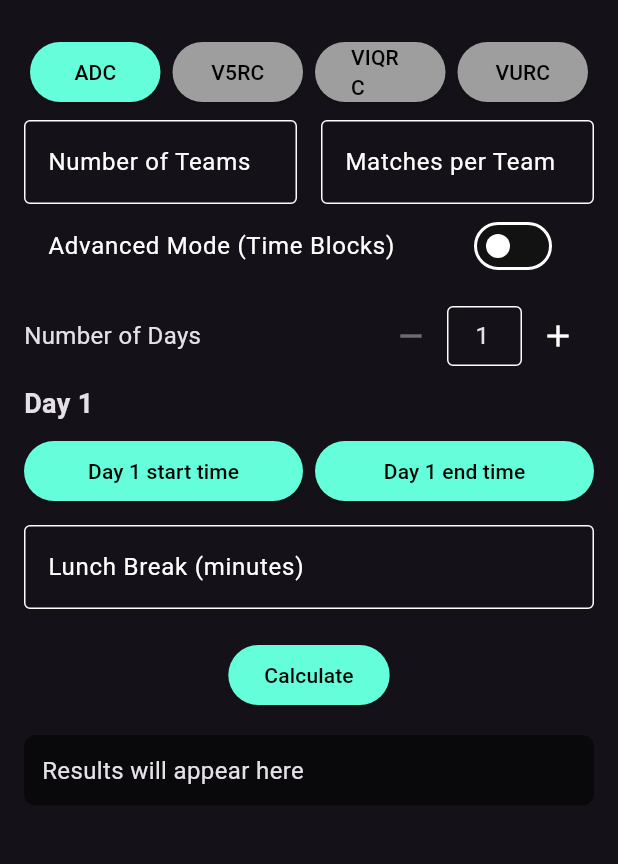
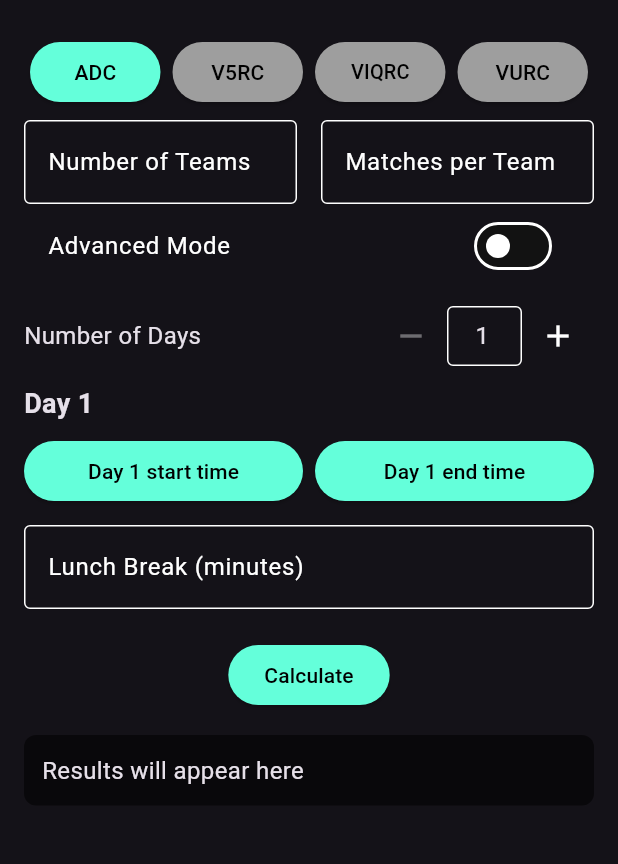
Before and after one commit to Skylerclagg/cycle-time-calculator, a Flutter app: the screen it shows after launch, on a phone screen of 412 x 824 dp, the part 84-948 px from its top. Run offline on Flutter 3.47's test engine with Material 3 defaults, Android fonts, the light colour scheme and no system bars.

Commit message:
Updated and Functional

```diff
--- a/lib/main.dart
+++ b/lib/main.dart
@@ -208,14 +208,13 @@
     int totalSeconds = availableMinutes * 60;
     double cycleTimeSec = totalSeconds / matches;
     double timeBetweenSec = cycleTimeSec - matchTimeSec;
-    String hoursText = (availableMinutes / 60).toStringAsFixed(2);
 
     String formatTime(double seconds) {
       int min = seconds ~/ 60;
       int sec = (seconds % 60).round();
       return '${min}m ${sec}s';
     }
-//- Available time: ${availableMinutes} m (${hoursText} h)
+
     return '''
 $label:
 - Matches: $matches
@@ -274,6 +273,54 @@
     );
   }
 
+  Widget _buildDaySection(
+      BuildContext context,
+      String day,
+      TimeOfDay? start,
+      TimeOfDay? end,
+      ValueChanged<TimeOfDay> onStartPicked,
+      ValueChanged<TimeOfDay> onEndPicked,
+      TextEditingController lunchCtrl) {
+    return Column(
+      crossAxisAlignment: CrossAxisAlignment.start,
+      children: [
+        Text(day, style: TextStyle(fontWeight: FontWeight.bold, fontSize: 18)),
+        SizedBox(height: 8),
+        Row(
+          children: [
+            Expanded(
+              child: ElevatedButton(
+                onPressed: () => _pickTime(
+                    context, '$day Start', onStartPicked, start ?? TimeOfDay(hour: 9, minute: 0)),
+                child: Text(start?.format(context) ?? '$day start time'),
+              ),
+            ),
+            SizedBox(width: 8),
+            Expanded(
+              child: ElevatedButton(
+                onPressed: () => _pickTime(
+                    context, '$day End', onEndPicked, end ?? TimeOfDay(hour: 12, minute: 0)),
+                child: Text(end?.format(context) ?? '$day end time'),
+              ),
+            ),
+          ],
+        ),
+        SizedBox(height: 8),
+        Padding(
+          padding: const EdgeInsets.symmetric(vertical: 4),
+          child: TextField(
+            controller: lunchCtrl,
+            decoration: InputDecoration(
+              labelText: 'Lunch Break (minutes)',
+              border: OutlineInputBorder(),
+            ),
+            keyboardType: TextInputType.number,
+          ),
+        ),
+      ],
+    );
+  }
+
   @override
   Widget build(BuildContext context) {
     _resizeList(_dayStarts, _numberOfDays, null);
@@ -311,7 +358,10 @@
                               : Colors.grey,
                           foregroundColor: Colors.black,
                         ),
-                        child: Text(type),
+                        child: FittedBox(
+                          fit: BoxFit.scaleDown,
+                          child: Text(type),
+                        ),
                       ),
                     ),
                   );
@@ -349,7 +399,7 @@
               ],
             ),
             SwitchListTile(
-              title: Text('Advanced Mode (Time Blocks)'),
+              title: Text('Advanced Mode'),
               value: _advancedMode,
               onChanged: (value) {
                 setState(() {
@@ -408,8 +458,7 @@
                   ),
                 );
               }),
-            ],
-            if (!_advancedMode) ...[
+            ] else ...[
               buildSpinnerRow(
                 label: 'Number of Days',
                 value: _numberOfDays,
@@ -438,27 +487,6 @@
                 );
               }),
             ],
-            /*
-            SwitchListTile(
-              title: Text('Set Matches Per Day Instead'),
-              value: _matchesPerDay,
-              onChanged: (value) {
-                setState(() {
-                  _matchesPerDay = value;
-                });
-              },
-            ),
-            if (_numberOfDays > 1)
-              SwitchListTile(
-                title: Text('Separate Days Output'),
-                value: _separateOutput,
-                onChanged: (value) {
-                  setState(() {
-                    _separateOutput = value;
-                  });
-                },
-              ),
-              */
             SizedBox(height: 16),
             ElevatedButton(
               onPressed: calculateSchedule,
@@ -482,61 +510,4 @@
       ),
     );
   }
-
-Widget _buildDaySection(
-    BuildContext context,
-    String day,
-    TimeOfDay? start,
-    TimeOfDay? end,
-    ValueChanged<TimeOfDay> onStartPicked,
-    ValueChanged<TimeOfDay> onEndPicked,
-    TextEditingController lunchCtrl) {
-  return Column(
-    crossAxisAlignment: CrossAxisAlignment.start,
-    children: [
-      Text(day, style: TextStyle(fontWeight: FontWeight.bold, fontSize: 18)),
-      SizedBox(height: 8),
-      Row(
-        children: [
-          Expanded(
-            child: ElevatedButton(
-              onPressed: () => _pickTime(
-                context,
-                '$day Start',
-                onStartPicked,
-                start ?? TimeOfDay(hour: 9, minute: 0),
-              ),
-              child: Text(start?.format(context) ?? '$day start time'),
-            ),
-          ),
-          SizedBox(width: 8),
-          Expanded(
-            child: ElevatedButton(
-              onPressed: () => _pickTime(
-                context,
-                '$day End',
-                onEndPicked,
-                end ?? TimeOfDay(hour: 12, minute: 0),
-              ),
-              child: Text(end?.format(context) ?? '$day end time'),
-            ),
-          ),
-        ],
-      ),
-      SizedBox(height: 8),
-      Padding(
-        padding: const EdgeInsets.symmetric(vertical: 4),
-        child: TextField(
-          controller: lunchCtrl,
-          decoration: InputDecoration(
-            labelText: 'Lunch Break (minutes)',
-            border: OutlineInputBorder(),
-          ),
-          keyboardType: TextInputType.number,
-        ),
-      ),
-    ],
-  );
 }
-
-}
```
Also changed, not shown: 1 other file.
